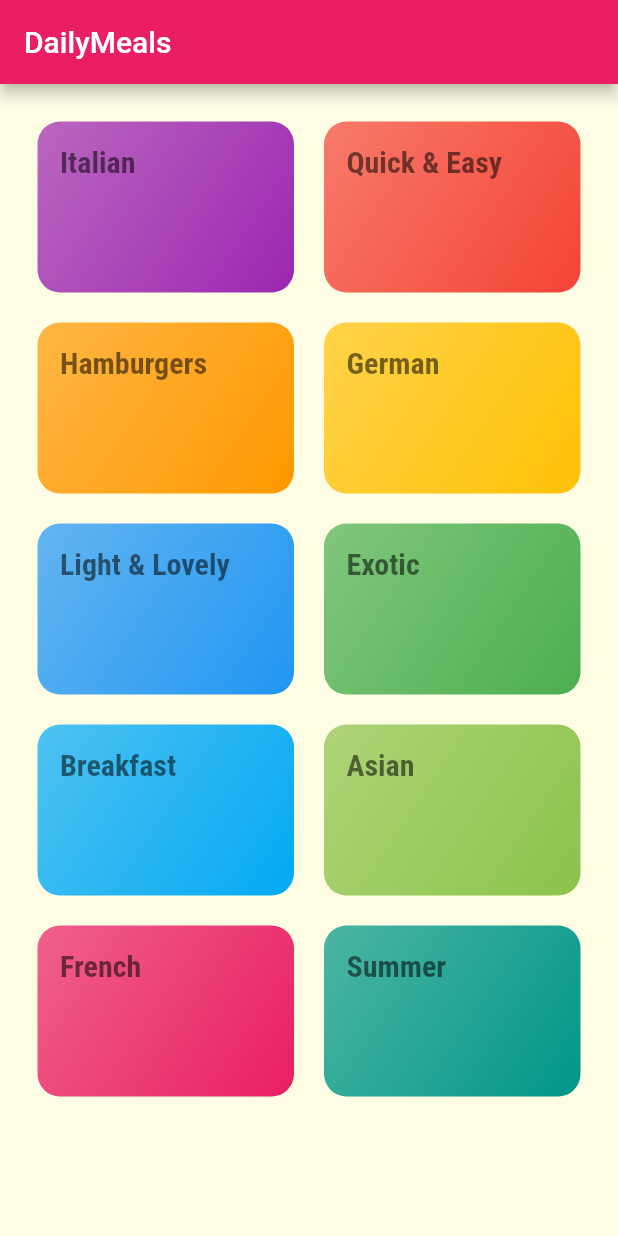
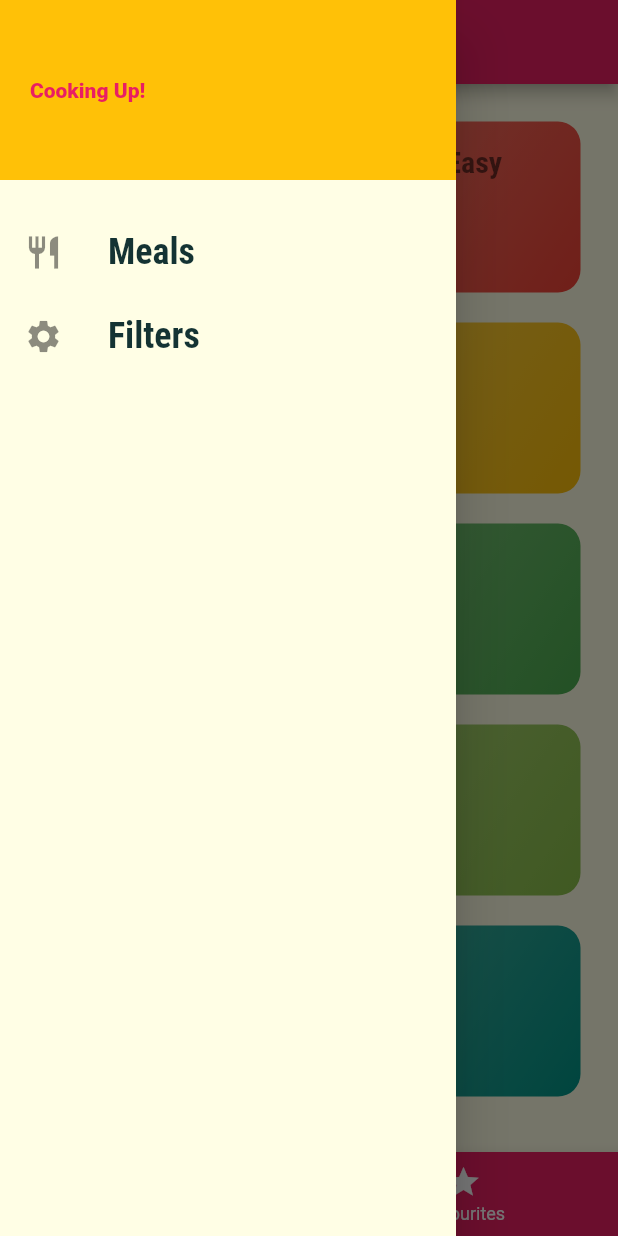
Before and after one commit to KartikeyaMohan/meals_app, a Flutter app: the screen it shows after launch, with the side drawer open (before the commit the screen has no drawer), on a phone screen of 412 x 824 dp. Run offline on Flutter 3.47's test engine with Material 2 defaults, Android fonts, the phone set to English and light mode, and no system bars.

Commit message:
Feature/drawer (#2)
* Bottom navigation added

* Drawer added

```diff
--- a/lib/main.dart
+++ b/lib/main.dart
@@ -1,5 +1,7 @@
 import 'package:flutter/material.dart';
 
+import './screens/filters_screen.dart';
+import './screens/tabs_screen.dart';
 import './screens/meal_detail_screen.dart';
 import './screens/category_meals_screen.dart';
 import './screens/categories_screen.dart';
@@ -36,10 +38,11 @@ class MyApp extends StatelessWidget {
           )
         )
       ),
-      home: const CategoriesScreen(),
+      home: const TabsScreen(),
       routes: {
         CategoryMealsScreen.routeName: (ctx) => CategoryMealsScreen(),
-        MealDetailScreen.routeName: (ctx) => MealDetailScreen()
+        MealDetailScreen.routeName: (ctx) => MealDetailScreen(),
+        FiltersScreen.routeName: (ctx) => FiltersScreen()
       },
       onUnknownRoute: (settings) {
         return MaterialPageRoute(builder: (ctx) => CategoriesScreen());
--- a/lib/screens/categories_screen.dart
+++ b/lib/screens/categories_screen.dart
@@ -9,11 +9,7 @@ class CategoriesScreen extends StatelessWidget {
 
   @override
   Widget build(BuildContext context) {
-    return Scaffold(
-      appBar: AppBar(
-        title: const Text('DailyMeals'),
-      ),
-      body: GridView(
+    return GridView(
       padding: const EdgeInsets.all(25),
       gridDelegate: const SliverGridDelegateWithMaxCrossAxisExtent(
         maxCrossAxisExtent: 200,
@@ -29,7 +25,6 @@ class CategoriesScreen extends StatelessWidget {
             color: category.color
           )
         ).toList(),
-      ),
     );
   }
 }
--- /dev/null
+++ b/lib/screens/favourites_screen.dart
@@ -0,0 +1,12 @@
+import 'package:flutter/material.dart';
+
+class FavouritesScreen extends StatelessWidget {
+  const FavouritesScreen({super.key});
+
+  @override
+  Widget build(BuildContext context) {
+    return const Center(
+      child: Text('The favourites'),
+    );
+  }
+}
--- /dev/null
+++ b/lib/screens/filters_screen.dart
@@ -0,0 +1,15 @@
+import 'package:flutter/material.dart';
+
+class FiltersScreen extends StatelessWidget {
+
+  static const routeName = '/filters';
+
+  const FiltersScreen({super.key});
+
+  @override
+  Widget build(BuildContext context) {
+    return const Center(
+      child: Text('Filters'),
+    );
+  }
+}
--- /dev/null
+++ b/lib/screens/tabs_screen.dart
@@ -0,0 +1,54 @@
+import 'package:flutter/material.dart';
+import '../widgets/main_drawer.dart';
+import './favourites_screen.dart';
+import './categories_screen.dart';
+
+class TabsScreen extends StatefulWidget {
+  const TabsScreen({super.key});
+
+  @override
+  State<TabsScreen> createState() => _TabsScreenState();
+}
+
+class _TabsScreenState extends State<TabsScreen> {
+
+  final List<Map<String, Object>> _pages = [
+    {'page': CategoriesScreen(), 'title': 'Categories'},
+    {'page': FavouritesScreen(), 'title': 'Favourites'}
+  ];
+  int _selectedPageIndex = 0;
+
+  void _selectPage(int index) {
+    setState(() {
+      _selectedPageIndex = index;
+    });
+  }
+
+  @override
+  Widget build(BuildContext context) {
+    return Scaffold(
+        appBar: AppBar(
+          title: Text(_pages[_selectedPageIndex]['title'] as String),
+        ),
+        drawer: const MainDrawer(),
+        body: _pages[_selectedPageIndex]['page'] as Widget,
+        bottomNavigationBar: BottomNavigationBar(
+          onTap: _selectPage,
+          backgroundColor: Colors.pink,
+          unselectedItemColor: Colors.white,
+          selectedItemColor: Colors.amber,
+          currentIndex: _selectedPageIndex,
+          items: const [
+            BottomNavigationBarItem(
+              icon: Icon(Icons.category),
+              label: 'Categories'
+            ),
+            BottomNavigationBarItem(
+              icon: Icon(Icons.star),
+              label: 'Favourites'
+            )
+          ]
+        ),
+    );
+  }
+}
--- /dev/null
+++ b/lib/widgets/main_drawer.dart
@@ -0,0 +1,55 @@
+import 'package:flutter/material.dart';
+import '../screens/filters_screen.dart';
+
+class MainDrawer extends StatelessWidget {
+  const MainDrawer({super.key});
+
+  Widget buildListTile(String title, IconData icon, VoidCallback tapHandler) {
+    return ListTile(
+          leading: Icon(
+            icon,
+            size: 26
+          ),
+          title: Text(
+            title,
+            style: const TextStyle(
+              fontFamily: 'RobotoCondensed',
+              fontSize: 24,
+              fontWeight: FontWeight.bold
+            ),
+          ),
+          onTap: tapHandler,
+        );
+  }
+
+  @override
+  Widget build(BuildContext context) {
+    return Drawer(
+      child: Column(
+        children: [
+          Container(
+            height: 120,
+            width: double.infinity,
+            padding: const EdgeInsets.all(20),
+            alignment: Alignment.centerLeft,
+            color: Colors.amber,
+            child: const Text(
+              'Cooking Up!',
+              style: TextStyle(
+                fontWeight: FontWeight.w900,
+                color: Colors.pink
+              ),
+            ),
+          ),
+          const SizedBox(height: 20),
+          buildListTile('Meals', Icons.restaurant, () {
+            Navigator.of(context).pushNamed('/');
+          }),
+          buildListTile('Filters', Icons.settings, () {
+            Navigator.of(context).pushNamed(FiltersScreen.routeName);
+          })
+        ]
+      ),
+    );
+  }
+}
```
Lines whose indentation alone changed are shown as unchanged.
